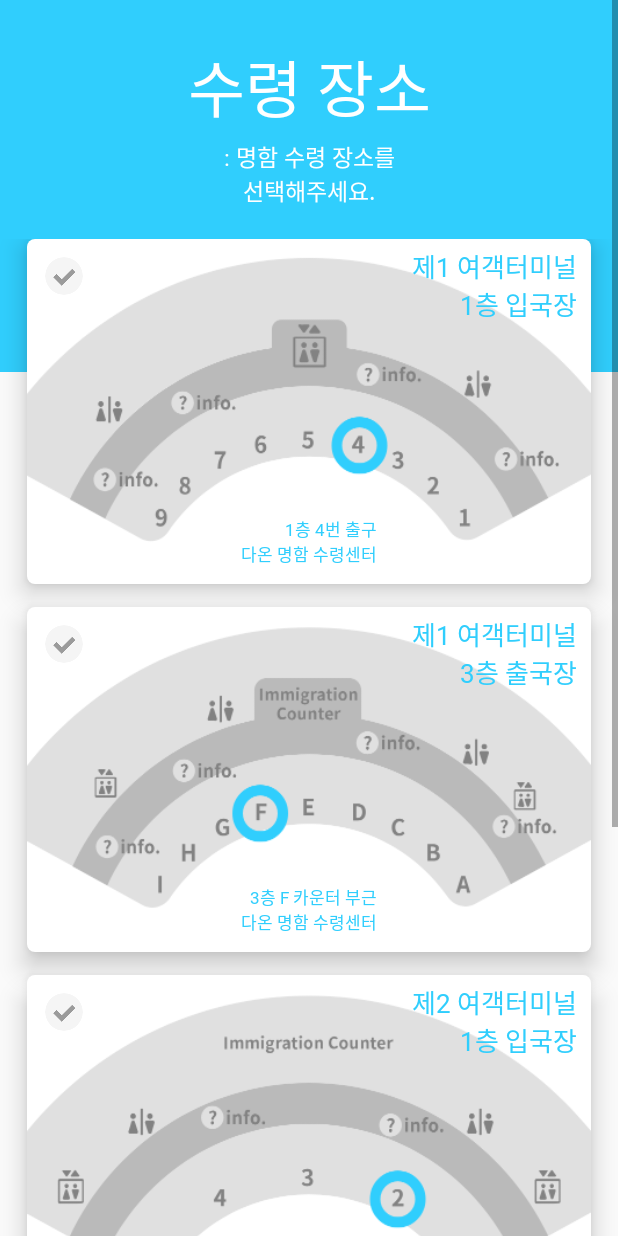
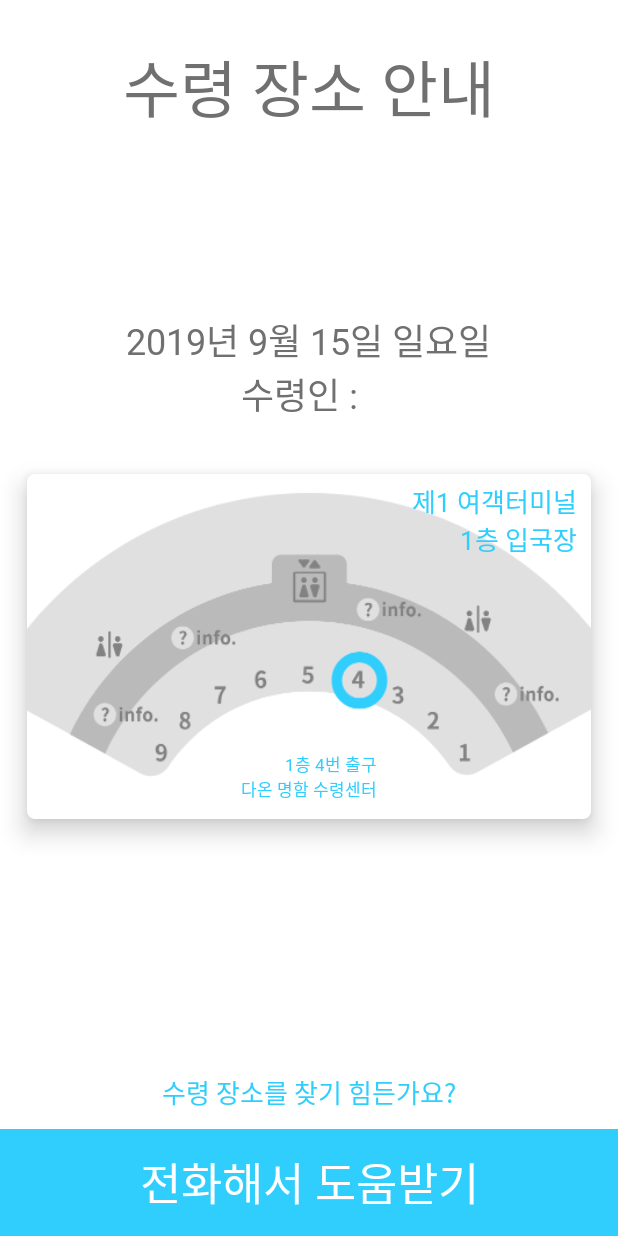
Before and after one commit to HyeranShin/Daon_Android, an Android app: the AfterOrderActivity screen opened directly, with no data from a screen before it, after a tap on "수령 장소 안내", on a phone screen of 412 x 824 dp. Run offline under Robolectric (Android 15) with nearby library versions, the phone set to English and light mode, and no system bars.

Commit message:
수령 장소 안내 완성

```diff
--- a/app/src/main/AndroidManifest.xml
+++ b/app/src/main/AndroidManifest.xml
@@ -9,6 +9,8 @@
             android:roundIcon="@mipmap/ic_launcher_round"
             android:supportsRtl="true"
             android:theme="@style/AppTheme">
+        <activity android:name=".LocationInfoActivity">
+        </activity>
         <activity android:name=".EmailPhoneInputActivity">
         </activity>
         <activity android:name=".NameInputActivity">
--- a/app/src/main/java/com/example/daon/AfterOrderActivity.kt
+++ b/app/src/main/java/com/example/daon/AfterOrderActivity.kt
@@ -21,7 +21,7 @@ class AfterOrderActivity : AppCompatActivity() {
 
     private fun setOnClickListener() {
         btn_map_after_order.setOnClickListener {
-            startActivity<PickUpLocActivity>()
+            startActivity<LocationInfoActivity>()
         }
     }
 }
--- /dev/null
+++ b/app/src/main/java/com/example/daon/LocationInfoActivity.kt
@@ -0,0 +1,46 @@
+package com.example.daon
+
+import androidx.appcompat.app.AppCompatActivity
+import android.os.Bundle
+import com.example.daon.controller.SharedPreferenceController
+import kotlinx.android.synthetic.main.activity_location_info.*
+
+class LocationInfoActivity : AppCompatActivity() {
+
+    override fun onCreate(savedInstanceState: Bundle?) {
+        super.onCreate(savedInstanceState)
+        setContentView(R.layout.activity_location_info)
+
+        tv_recipient_name_phone_location_info.text = ' ' + SharedPreferenceController.getName(applicationContext) + ' ' + SharedPreferenceController.getRecipientPhone(applicationContext)
+        when(SharedPreferenceController.getLocation(applicationContext)) {
+            1 -> {
+                iv_area_location_info.setBackgroundResource(R.drawable.area_1_1)
+                tv_area1_location_info.setText(R.string.tv_area1_1_pick_up_loc)
+                tv_area2_location_info.setText(R.string.tv_area1_2_pick_up_loc)
+                tv_area3_pick_up_loc.setText(R.string.tv_area1_3_pick_up_loc)
+                tv_area4_pick_up_loc.setText(R.string.tv_area1_4_pick_up_loc)
+            }
+            2 -> {
+                iv_area_location_info.setBackgroundResource(R.drawable.area_1_2)
+                tv_area1_location_info.setText(R.string.tv_area2_1_pick_up_loc)
+                tv_area2_location_info.setText(R.string.tv_area2_2_pick_up_loc)
+                tv_area3_pick_up_loc.setText(R.string.tv_area2_3_pick_up_loc)
+                tv_area4_pick_up_loc.setText(R.string.tv_area2_4_pick_up_loc)
+            }
+            3 -> {
+                iv_area_location_info.setBackgroundResource(R.drawable.area_2_1)
+                tv_area1_location_info.setText(R.string.tv_area3_1_pick_up_loc)
+                tv_area2_location_info.setText(R.string.tv_area3_2_pick_up_loc)
+                tv_area3_pick_up_loc.setText(R.string.tv_area3_3_pick_up_loc)
+                tv_area4_pick_up_loc.setText(R.string.tv_area3_4_pick_up_loc)
+            }
+            4 -> {
+                iv_area_location_info.setBackgroundResource(R.drawable.area_2_2)
+                tv_area1_location_info.setText(R.string.tv_area4_1_pick_up_loc)
+                tv_area2_location_info.setText(R.string.tv_area4_2_pick_up_loc)
+                tv_area3_pick_up_loc.setText(R.string.tv_area4_3_pick_up_loc)
+                tv_area4_pick_up_loc.setText(R.string.tv_area4_4_pick_up_loc)
+            }
+        }
+    }
+}
--- /dev/null
+++ b/app/src/main/res/layout/activity_location_info.xml
@@ -0,0 +1,134 @@
+<?xml version="1.0" encoding="utf-8"?>
+<androidx.constraintlayout.widget.ConstraintLayout
+        xmlns:android="http://schemas.android.com/apk/res/android"
+        xmlns:tools="http://schemas.android.com/tools"
+        xmlns:app="http://schemas.android.com/apk/res-auto"
+        android:layout_width="match_parent"
+        android:layout_height="match_parent"
+        android:background="#FFFFFF"
+        tools:context=".LocationInfoActivity">
+
+    <TextView
+            android:text="@string/tv_help_call_location_info"
+            android:layout_width="match_parent"
+            android:gravity="center"
+            android:layout_height="71dp" android:id="@+id/tv_help_call_location_info"
+            tools:layout_editor_absoluteX="145dp" app:layout_constraintBottom_toBottomOf="parent"
+            android:background="@color/mainColor" android:fontFamily="@font/notosanscjkkr_regular"
+            android:textSize="30sp" android:textColor="#FFFFFF" android:textAlignment="gravity"
+            android:includeFontPadding="false"/>
+    <TextView
+            android:text="@string/tv_guide_location_info"
+            android:layout_width="wrap_content"
+            android:layout_height="wrap_content"
+            android:id="@+id/tv_guide_location_info"
+            android:fontFamily="@font/notosanscjkkr_bold" android:textSize="41sp" android:textColor="@color/fontGray"
+            android:includeFontPadding="false" app:layout_constraintTop_toTopOf="parent"
+            app:layout_constraintStart_toStartOf="parent" app:layout_constraintEnd_toEndOf="parent"
+            android:layout_marginTop="27dp"/>
+    <TextView
+            android:text="@string/tv_hard_to_find_location_info"
+            android:layout_width="wrap_content"
+            android:layout_height="wrap_content" android:id="@+id/tv_hard_to_find_location_info"
+            android:textSize="17sp" android:textColor="@color/mainColor" android:includeFontPadding="false"
+            app:layout_constraintBottom_toTopOf="@+id/tv_help_call_location_info"
+            app:layout_constraintEnd_toEndOf="parent" app:layout_constraintStart_toStartOf="parent"
+            android:layout_marginBottom="12dp"/>
+
+    <LinearLayout android:layout_width="match_parent" android:layout_height="wrap_content"
+    android:orientation="vertical"
+                  app:layout_constraintStart_toStartOf="parent"
+                  app:layout_constraintEnd_toEndOf="parent"
+                  app:layout_constraintTop_toBottomOf="@+id/tv_guide_location_info"
+                  app:layout_constraintBottom_toTopOf="@+id/tv_hard_to_find_location_info">
+        <TextView
+                android:id="@+id/tv_date_location_info"
+                android:layout_width="wrap_content"
+                android:layout_height="wrap_content"
+                android:includeFontPadding="false"
+                android:textSize="24sp"
+                android:layout_gravity="center_horizontal"
+                android:textColor="@color/fontGray"
+                android:fontFamily="@font/notosanscjkkr_regular"
+        android:text="2019년 9월 15일 일요일"/>
+        <LinearLayout android:layout_width="wrap_content" android:layout_height="wrap_content"
+        android:orientation="horizontal"
+        android:layout_gravity="center_horizontal"
+        android:layout_marginBottom="35dp">
+            <TextView android:layout_width="wrap_content" android:layout_height="wrap_content"
+                      android:includeFontPadding="false"
+                      android:textSize="24sp"
+                      android:textColor="@color/fontGray"
+                      android:fontFamily="@font/notosanscjkkr_regular"
+                      android:text="@string/tv_recipient_location_info"/>
+            <TextView
+                    android:fontFamily="@font/notosanscjkkr_bold"
+                    android:includeFontPadding="false"
+                    android:textSize="24sp"
+                    android:textColor="@color/fontGray"
+                    android:id="@+id/tv_recipient_name_phone_location_info"
+                    android:layout_width="wrap_content" android:layout_height="wrap_content"
+            android:text=" 신혜란 4667"/>
+        </LinearLayout>
+        <RelativeLayout
+                android:id="@+id/relative_loc" android:layout_width="match_parent"
+                android:layout_height="230dp"
+                android:background="@drawable/round_5_white"
+                android:elevation="10dp"
+                android:layout_marginHorizontal="18dp"
+                android:layout_marginBottom="50dp">
+            <ImageView
+                    android:id="@+id/iv_area_location_info"
+                    android:layout_width="match_parent" android:layout_height="match_parent"
+                       android:background="@drawable/area_1_1"
+                       android:layout_marginBottom="15dp"/>
+            <TextView
+                    android:id="@+id/tv_area1_location_info"
+                    android:layout_width="wrap_content" android:layout_height="wrap_content"
+                    android:text="@string/tv_area1_1_pick_up_loc"
+                    android:fontFamily="@font/notosanscjkkr_bold"
+                    android:textColor="@color/mainColor"
+                    android:textSize="17sp"
+                    android:includeFontPadding="false"
+                    android:layout_alignParentRight="true"
+                    android:layout_marginTop="5dp"
+                    android:layout_marginRight="9dp"
+            />
+            <TextView android:layout_width="wrap_content" android:layout_height="wrap_content"
+                      android:id="@+id/tv_area2_location_info"
+                      android:text="@string/tv_area1_2_pick_up_loc"
+                      android:layout_alignParentRight="true"
+                      android:layout_below="@+id/tv_area1_location_info"
+                      android:layout_marginRight="9dp"
+                      android:fontFamily="@font/notosanscjkkr_regular"
+                      android:textColor="@color/mainColor"
+                      android:textSize="17sp"
+                      android:includeFontPadding="false"
+            />
+            <LinearLayout android:layout_width="wrap_content"
+                          android:layout_height="wrap_content"
+                          android:orientation="vertical"
+                          android:layout_centerHorizontal="true"
+                          android:layout_alignParentBottom="true"
+                          android:layout_marginBottom="12dp">
+                <TextView android:layout_width="wrap_content" android:layout_height="wrap_content"
+                          android:text="@string/tv_area1_3_pick_up_loc"
+                          android:fontFamily="@font/notosanscjkkr_bold"
+                          android:textColor="@color/mainColor"
+                          android:textSize="11sp"
+                          android:id="@+id/tv_area3_pick_up_loc"
+                          android:includeFontPadding="false"
+                          android:layout_gravity="right"
+                />
+                <TextView android:layout_width="wrap_content" android:layout_height="wrap_content"
+                          android:text="@string/tv_area1_4_pick_up_loc"
+                          android:fontFamily="@font/notosanscjkkr_regular"
+                          android:textColor="@color/mainColor"
+                          android:id="@+id/tv_area4_pick_up_loc"
+                          android:textSize="11sp"
+                          android:includeFontPadding="false"
+                />
+            </LinearLayout>
+        </RelativeLayout>
+    </LinearLayout>
+</androidx.constraintlayout.widget.ConstraintLayout>
--- a/app/src/main/res/values/strings.xml
+++ b/app/src/main/res/values/strings.xml
@@ -72,4 +72,10 @@
     <string name="tv_area4_2_pick_up_loc">3층 출국장</string>
     <string name="tv_area4_3_pick_up_loc">3층 F 카운터 부근</string>
     <string name="tv_area4_4_pick_up_loc">다온 명함 수령센터</string>
+
+    <!--    Location Info Activity      -->
+    <string name="tv_guide_location_info">수령 장소 안내</string>
+    <string name="tv_recipient_location_info">수령인 : </string>
+    <string name="tv_help_call_location_info">전화해서 도움받기</string>
+    <string name="tv_hard_to_find_location_info">수령 장소를 찾기 힘든가요?</string>
 </resources>
```
Also changed, not shown: app/src/main/res/layout/activity_pick_up_loc.xml (+5 -5 lines), 1 other file.
